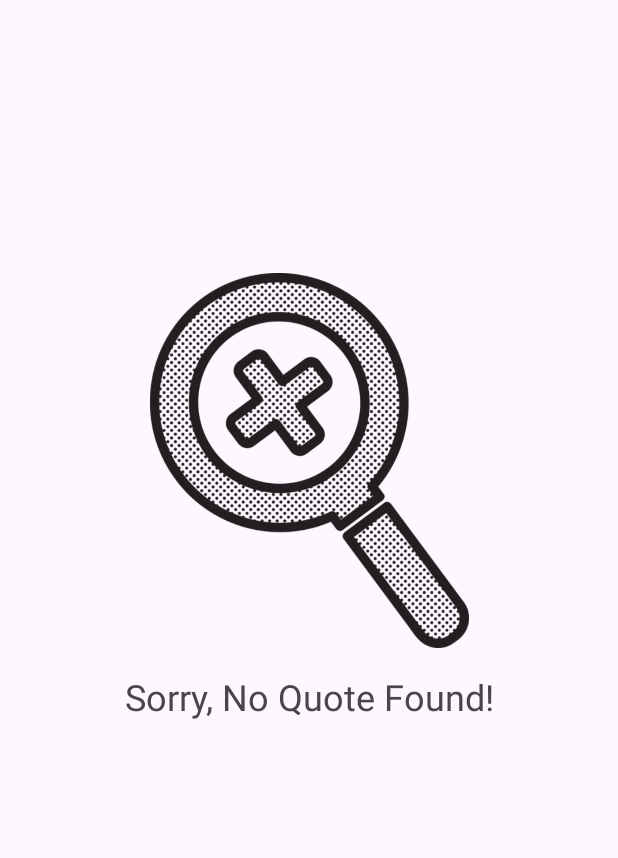
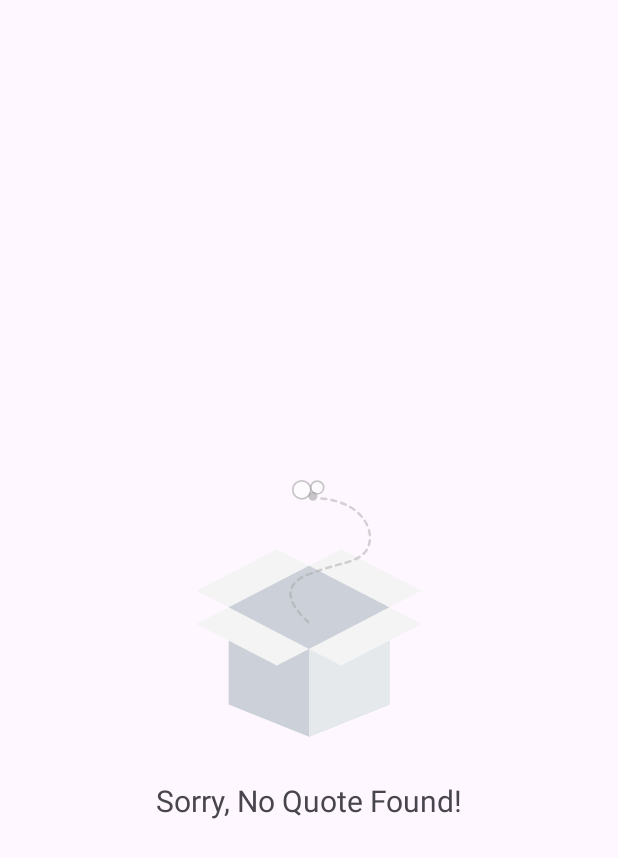
Before and after one commit to nandaarya/AnimeQuotes, an Android app: the layout view_empty.xml on its own in the app's theme, with its tools: preview values and no code run, on a phone screen of 412 x 824 dp. Shown: the top 858 px of the screen. Run offline under Robolectric (Android 15) with nearby library versions, the phone set to English and light mode, and no system bars.

Commit message:
add lottie for emptyview

```diff
--- a/app/build.gradle.kts
+++ b/app/build.gradle.kts
@@ -64,4 +64,7 @@
     testImplementation("org.mockito:mockito-core:3.12.4")
     testImplementation("org.mockito:mockito-inline:3.12.4")
     testImplementation("androidx.arch.core:core-testing:2.2.0")
+
+    implementation ("com.airbnb.android:lottie:4.1.0")
+
 }
--- a/app/src/main/res/layout/view_empty.xml
+++ b/app/src/main/res/layout/view_empty.xml
@@ -7,24 +7,26 @@
     tools:context=".MainActivity">
 
 
-    <ImageView
+    <com.airbnb.lottie.LottieAnimationView
         android:id="@+id/iv_empty"
-        android:layout_width="250dp"
-        android:layout_height="250dp"
-        android:src="@drawable/empty"
+        android:layout_width="200dp"
+        android:layout_height="200dp"
+        android:layout_above="@+id/tv_empty"
+        android:layout_centerHorizontal="true"
         app:layout_constraintBottom_toBottomOf="parent"
         app:layout_constraintEnd_toEndOf="parent"
         app:layout_constraintStart_toStartOf="parent"
         app:layout_constraintTop_toTopOf="parent"
-        app:layout_constraintVertical_bias="0.317"
-        android:contentDescription="@string/something_wrong" />
+        app:lottie_autoPlay="true"
+        app:lottie_fileName="emptybox.json"
+        app:lottie_loop="true" />
 
     <TextView
         android:id="@+id/tv_empty"
         android:layout_width="wrap_content"
         android:layout_height="wrap_content"
-        android:layout_marginTop="16dp"
-        android:textSize="24sp"
+        android:layout_marginTop="8dp"
+        android:textSize="20sp"
         android:text="@string/no_data"
         app:layout_constraintEnd_toEndOf="@+id/iv_empty"
         app:layout_constraintStart_toStartOf="@+id/iv_empty"
--- a/favorite/build.gradle.kts
+++ b/favorite/build.gradle.kts
@@ -39,4 +39,5 @@
     implementation (project(":core"))
 
     debugImplementation ("com.squareup.leakcanary:leakcanary-android:2.10")
+    implementation ("com.airbnb.android:lottie:4.1.0")
 }
--- a/favorite/src/main/java/com/example/favorite/FavoriteFragment.kt
+++ b/favorite/src/main/java/com/example/favorite/FavoriteFragment.kt
@@ -44,7 +44,8 @@
 
         favoriteViewModel.favoritesQuotes.observe(viewLifecycleOwner) { data ->
             listQuoteAdapter.submitList(data)
-            binding?.tvFavoriteEmpty?.visibility = if (data.isNotEmpty()) View.GONE else View.VISIBLE
+            binding?.ivEmpty?.visibility = if (data.isNotEmpty()) View.GONE else View.VISIBLE
+            binding?.tvEmpty?.visibility = if (data.isNotEmpty()) View.GONE else View.VISIBLE
         }
 
         binding?.loadingBar?.visibility = View.GONE
```
Also changed, not shown: app/src/main/assets/emptybox.json (added, +1 -0 lines), favorite/src/main/res/layout/fragment_favorite.xml (+26 -9 lines).
